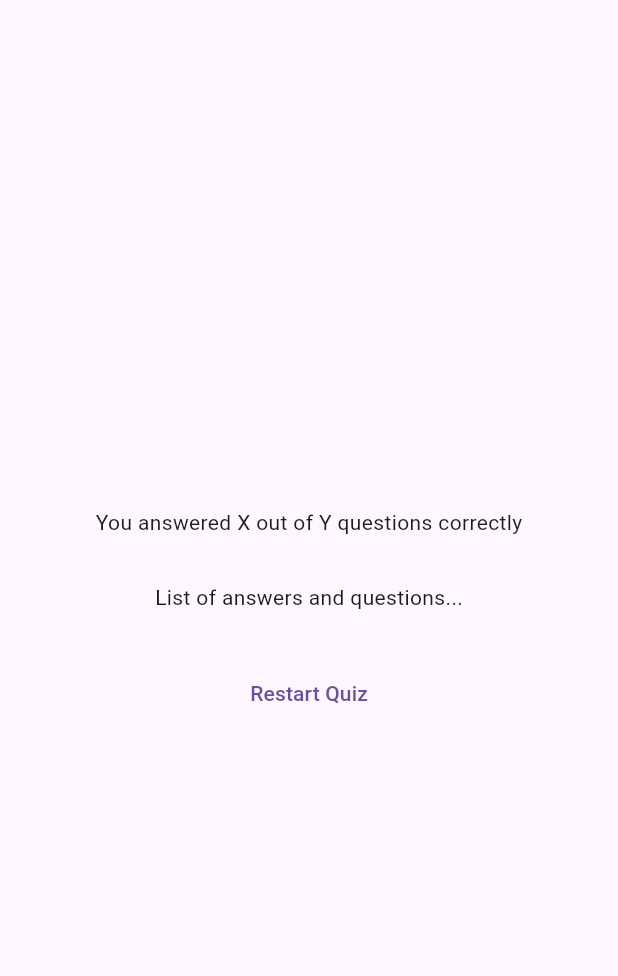
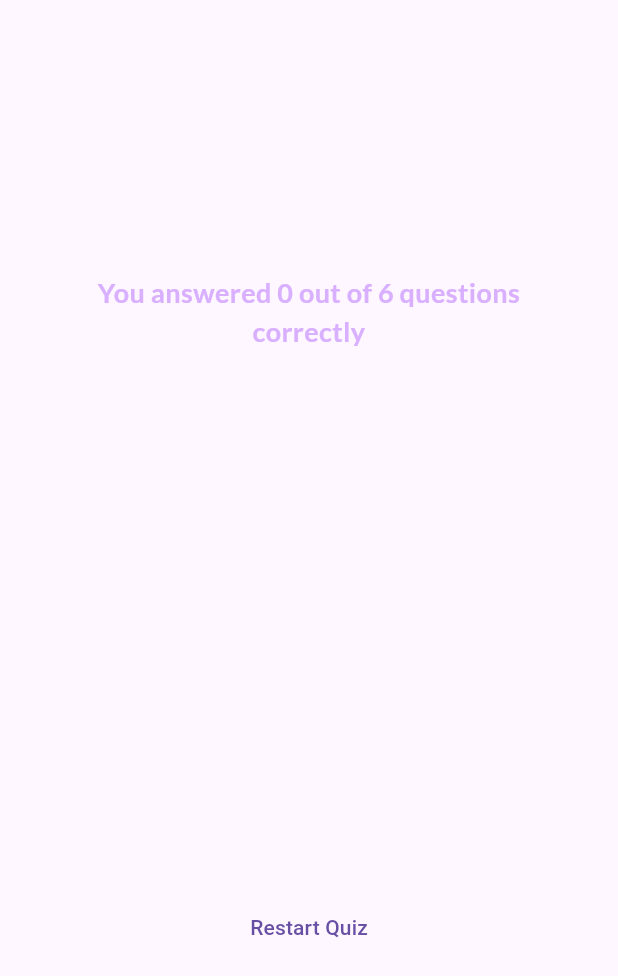
Before and after one commit to MarceloBill84/quiz_app, a Flutter app: the ResultsScreen widget shown alone on an empty page, opened directly with empty values, on a phone screen of 412 x 824 dp. Shown: the top 976 px of the screen. Run offline on Flutter 3.47's test engine with Material 3 defaults, Android fonts, the phone set to English and light mode, and no system bars; our stand-ins replace google_fonts.

Commit message:
Implement result screen

```diff
--- a/lib/results_screen.dart
+++ b/lib/results_screen.dart
@@ -1,15 +1,42 @@
 import 'package:flutter/material.dart';
+import 'package:google_fonts/google_fonts.dart';
+import 'package:quiz_app/data/questions.dart';
+import 'package:quiz_app/questions_summary.dart';
 
 class ResultsScreen extends StatelessWidget {
   const ResultsScreen({
     super.key,
     required this.chosenAnswers,
+    required this.restartQuiz
   });
 
   final List<String> chosenAnswers;
+  final void Function() restartQuiz;
+
+  List<Map<String, Object>> getSummaryData() {
+    final List<Map<String, Object>> summary = [];
+//Text(((data['question_index'] as int) + 1).toString()),
+    for (var i = 0; i < chosenAnswers.length; i++) {
+      summary.add({
+        'question_index': i,
+        'question': questions[i].text,
+        'correct_answer': questions[i].answers[0],
+        'user_answer': chosenAnswers[i]
+      });
+    }
+
+    return summary;
+  }
 
   @override
   Widget build(BuildContext context) {
+    final summaryData = getSummaryData();
+
+    final totalQuestions = questions.length;
+    final totalCorrectQuestions = summaryData.where((data) {
+      return data['user_answer'] == data['correct_answer'];
+    }).length;
+
     return SizedBox(
       width: double.infinity,
       child: Container(
@@ -17,15 +44,23 @@ class ResultsScreen extends StatelessWidget {
         child: Column(
           mainAxisAlignment: MainAxisAlignment.center,
           children: [
-            const Text('You answered X out of Y questions correctly'),
+            Text(
+              'You answered $totalCorrectQuestions out of $totalQuestions questions correctly',
+              style: GoogleFonts.lato(
+                color: Color.fromARGB(255, 217, 176, 255),
+                fontSize: 18,
+                fontWeight: FontWeight.bold,
+              ),
+              textAlign: TextAlign.center,
+            ),
             const SizedBox(
               height: 30,
             ),
-            const Text('List of answers and questions...'),
+            QuestionsSummary(summaryData),
             const SizedBox(
               height: 30,
             ),
-            TextButton(onPressed: () {}, child: const Text('Restart Quiz')),
+            TextButton(onPressed: restartQuiz, child: const Text('Restart Quiz')),
           ],
         ),
       ),
```
Also changed, not shown: lib/questions_summary.dart (added, +60 -0 lines), lib/quiz.dart (+8 -1 lines).
